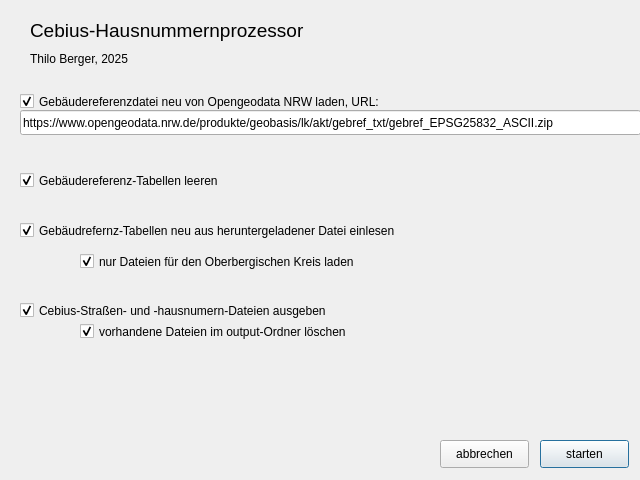
This is DatenDialog.ui in thilob/cebiusdaten as Qt 5 draws it before an edit. The edited form follows.
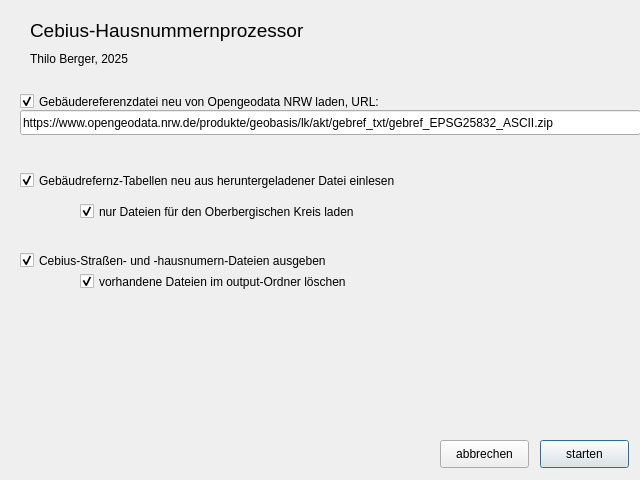
This is the edited form.

Commit message: Quelltext überarbeitet, gebref-Tabelle leeren ist jetzt obligatorisch.

The edit to the form file:
```diff
--- a/DatenDialog.ui
+++ b/DatenDialog.ui
@@ -39,27 +39,11 @@
     <string>abbrechen</string>
    </property>
   </widget>
-  <widget class="QCheckBox" name="truncateGebref">
-   <property name="geometry">
-    <rect>
-     <x>20</x>
-     <y>170</y>
-     <width>371</width>
-     <height>21</height>
-    </rect>
-   </property>
-   <property name="text">
-    <string>Gebäudereferenz-Tabellen leeren</string>
-   </property>
-   <property name="checked">
-    <bool>true</bool>
-   </property>
-  </widget>
   <widget class="QCheckBox" name="importGebref">
    <property name="geometry">
     <rect>
      <x>20</x>
-     <y>220</y>
+     <y>170</y>
      <width>581</width>
      <height>21</height>
     </rect>
@@ -75,7 +59,7 @@
    <property name="geometry">
     <rect>
      <x>20</x>
-     <y>300</y>
+     <y>250</y>
      <width>481</width>
      <height>21</height>
     </rect>
@@ -154,7 +138,7 @@
    <property name="geometry">
     <rect>
      <x>80</x>
-     <y>250</y>
+     <y>200</y>
      <width>331</width>
      <height>23</height>
     </rect>
@@ -170,7 +154,7 @@
    <property name="geometry">
     <rect>
      <x>80</x>
-     <y>320</y>
+     <y>270</y>
      <width>381</width>
      <height>23</height>
     </rect>
```
Left out of the diff: 2 changed lines with no effect on the pictures. The commit also changes 2 other files.
